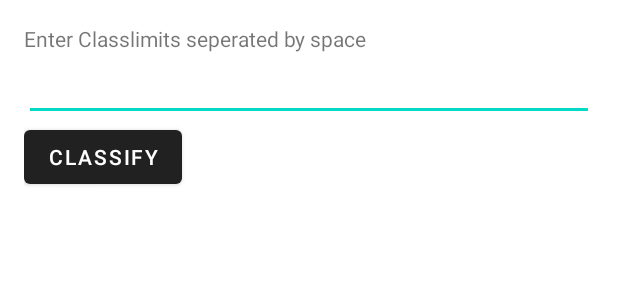
After one commit to Rey-sa/Statify, an Android app: the layout classification_layout.xml on its own in the app's theme, with its tools: preview values and no code run, on a phone screen of 412 x 824 dp. The commit adds this screen. Shown: the top 300 px of the screen. Run offline under Robolectric (Android 15) with nearby library versions, the phone set to English and light mode, and no system bars.

Commit message:
Implemented basic Classification

```diff
--- a/app/src/main/AndroidManifest.xml
+++ b/app/src/main/AndroidManifest.xml
@@ -30,6 +30,10 @@
         <activity
                 android:name=".Activities.FrequenciesActivity"
                 android:exported="false"/>
+
+        <activity
+                android:name=".Activities.ClassificationActivity"
+                android:exported="false"/>
     </application>
 
 </manifest>
--- a/app/src/main/java/app/dev/statify/Activities/FrequenciesActivity.java
+++ b/app/src/main/java/app/dev/statify/Activities/FrequenciesActivity.java
@@ -29,7 +29,7 @@ public class FrequenciesActivity extends AppCompatActivity {
         if (getSupportActionBar() != null) {
             getSupportActionBar().hide();
         }
-        setContentView(R.layout.activity_frequencies_layout);
+        setContentView(R.layout.frequencies_layout);
 
         mSelectedData = (ArrayList<Double>) getIntent().getSerializableExtra("selected_data");
 
--- a/app/src/main/java/app/dev/statify/Activities/MainActivity.java
+++ b/app/src/main/java/app/dev/statify/Activities/MainActivity.java
@@ -48,7 +48,7 @@ public class MainActivity extends AppCompatActivity {
         if (getSupportActionBar() != null) {
             getSupportActionBar().hide();
         }
-        setContentView(R.layout.activity_main_layout);
+        setContentView(R.layout.main_layout);
 
         initializeViews();
         mSaveLoadManager = new SaveLoadHandler(this);
--- a/app/src/main/java/app/dev/statify/Listener/OnClickListener.java
+++ b/app/src/main/java/app/dev/statify/Listener/OnClickListener.java
@@ -35,6 +35,8 @@ public class OnClickListener implements View.OnClickListener{
             mActivity.handleItemClick(v.getId());
         } else if (v.getId() == R.id.idCard21) {
             mResultActivity.handleCardClick();
+        } else if(v.getId() == R.id.idCard30){
+            mResultActivity.goToClassify();
         }
     }
 }
--- /dev/null
+++ b/app/src/main/res/layout/classification_layout.xml
@@ -0,0 +1,27 @@
+<?xml version="1.0" encoding="utf-8"?>
+<LinearLayout
+        xmlns:android="http://schemas.android.com/apk/res/android"
+        android:layout_width="match_parent"
+        android:layout_height="match_parent"
+        android:orientation="vertical"
+        android:padding="16dp">
+
+    <TextView
+            android:id="@+id/idClassLimit"
+            android:layout_width="wrap_content"
+            android:layout_height="wrap_content"
+            android:text="@string/enter_classlimits_seperated_by_space"/>
+
+    <EditText
+            android:id="@+id/idClassLimitInput"
+            android:layout_width="match_parent"
+            android:layout_height="wrap_content"
+            android:inputType="numberDecimal"
+            android:digits="0123456789,. "/>
+
+    <Button
+            android:id="@+id/idClassifyButton"
+            android:layout_width="wrap_content"
+            android:layout_height="wrap_content"
+            android:text="@string/classify"/>
+</LinearLayout>
--- a/app/src/main/res/layout/activity_main_layout.xml
+++ b/app/src/main/res/layout/main_layout.xml
@@ -48,7 +48,8 @@
 
             <LinearLayout
                     android:id="@+id/idButtonLayout"
-                    style="?android:attr/buttonBarStyle" android:layout_width="match_parent"
+                    style="?android:attr/buttonBarStyle"
+                    android:layout_width="match_parent"
                     android:layout_height="wrap_content"
                     android:orientation="horizontal"
                     app:layout_constraintTop_toTopOf="parent"
--- a/app/src/main/res/values/strings.xml
+++ b/app/src/main/res/values/strings.xml
@@ -1,6 +1,6 @@
 <resources>
     <string name="app_name">Statify</string>
-    <string name="hint_statRow">Enter new statistical series</string>
+    <string name="hint_statRow">Enter Dataset separated by comma</string>
     <string name="count">Count</string>
     <string name="value">Value</string>
     <string name="arithmetic">Arithmetic</string>
@@ -16,5 +16,7 @@
     <string name="classification">Classification</string>
     <string name="create">Create</string>
     <string name="new_dataset">New Dataset</string>
+    <string name="classify">Classify</string>
+    <string name="enter_classlimits_seperated_by_space">Enter Classlimits seperated by space</string>
 
 </resources>
```
Also changed, not shown: app/src/main/java/app/dev/statify/Activities/ClassificationActivity.java (added, +95 -0 lines), app/src/main/java/app/dev/statify/Activities/ResultActivity.java (+14 -4 lines), app/src/main/res/layout-land/main_layout.xml (renamed from app/src/main/res/layout-land/activity_main_layout.xml), app/src/main/res/layout-land/results_layout.xml (renamed from app/src/main/res/layout-land/activity_results_layout.xml), app/src/main/res/layout/frequencies_layout.xml (renamed from app/src/main/res/layout/activity_frequencies_layout.xml), app/src/main/res/layout/results_layout.xml (renamed from app/src/main/res/layout/activity_results_layout.xml).
